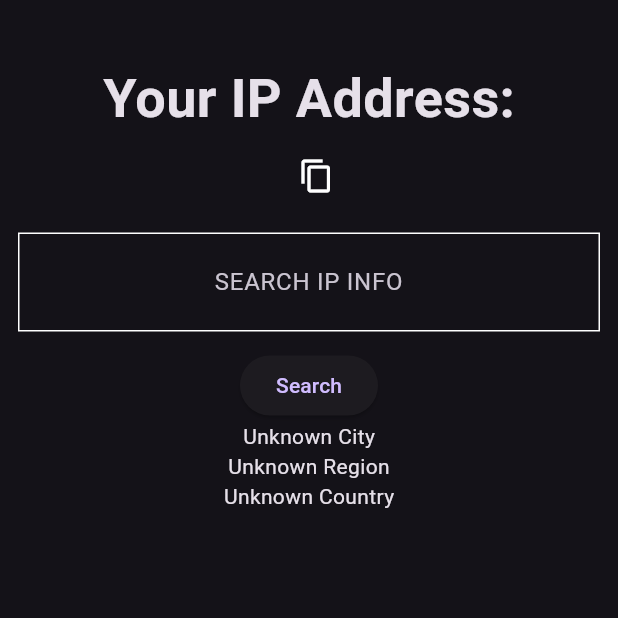
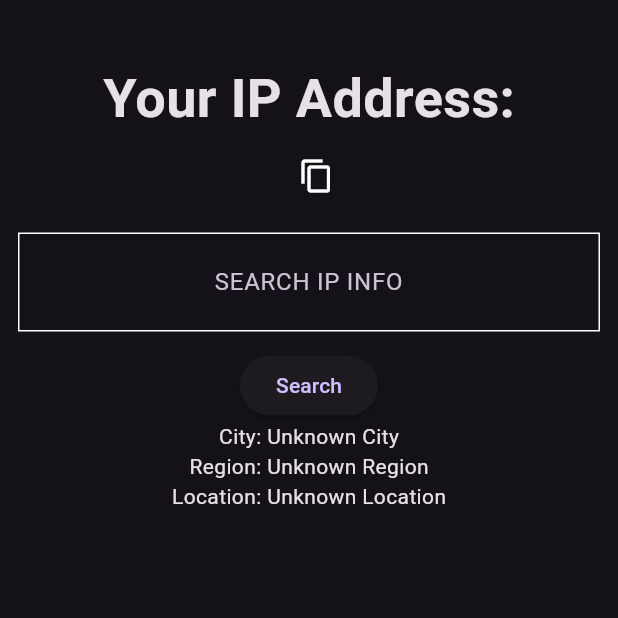
Before and after one commit to xuantruongit32/check_ipinfo, a Flutter app: the HomePage screen opened directly with empty values, after a tap on "Search", on a phone screen of 412 x 824 dp, the top half of it. Run offline on Flutter 3.47's test engine with Material 3 defaults, Android fonts, the phone set to English and light mode, and no system bars; our stand-ins replace gap; network calls fail.

Commit message:
fix: fix unknown city

```diff
--- a/checkip/lib/homePage.dart
+++ b/checkip/lib/homePage.dart
@@ -28,7 +28,11 @@ class _HomePageState extends State<HomePage> {
     }
 
     Future<void> fetchIpInfo() async {
-      IP fetchedIpInfo = await NetworkResquest().fetchIPinfo(widget.ip);
+      setState(() {
+        ipinfo = IP();
+      });
+
+      IP fetchedIpInfo = await NetworkResquest().fetchIPinfo(controller.text);
       setState(() {
         ipinfo = fetchedIpInfo;
       });
--- a/checkip/lib/infoPage.dart
+++ b/checkip/lib/infoPage.dart
@@ -14,9 +14,9 @@ class _InfoPageState extends State<InfoPage> {
   Widget build(BuildContext context) {
     return Column(
       children: [
-        Text(widget.ipinfo.city ?? 'Unknown City'),
-        Text(widget.ipinfo.region ?? 'Unknown Region'),
-        Text(widget.ipinfo.country ?? 'Unknown Country'),
+        Text('City: ${widget.ipinfo.city ?? "Unknown City"}'),
+        Text('Region: ${widget.ipinfo.region ?? "Unknown Region"}'),
+        Text('Location: ${widget.ipinfo.loc ?? "Unknown Location"}'),
       ],
     );
   }
--- a/checkip/lib/main.dart
+++ b/checkip/lib/main.dart
@@ -11,6 +11,7 @@
   @override
   Widget build(BuildContext context) {
     return MaterialApp(
+      debugShowCheckedModeBanner: false,
       theme: ThemeData(
         brightness: Brightness.dark,
       ),
```
